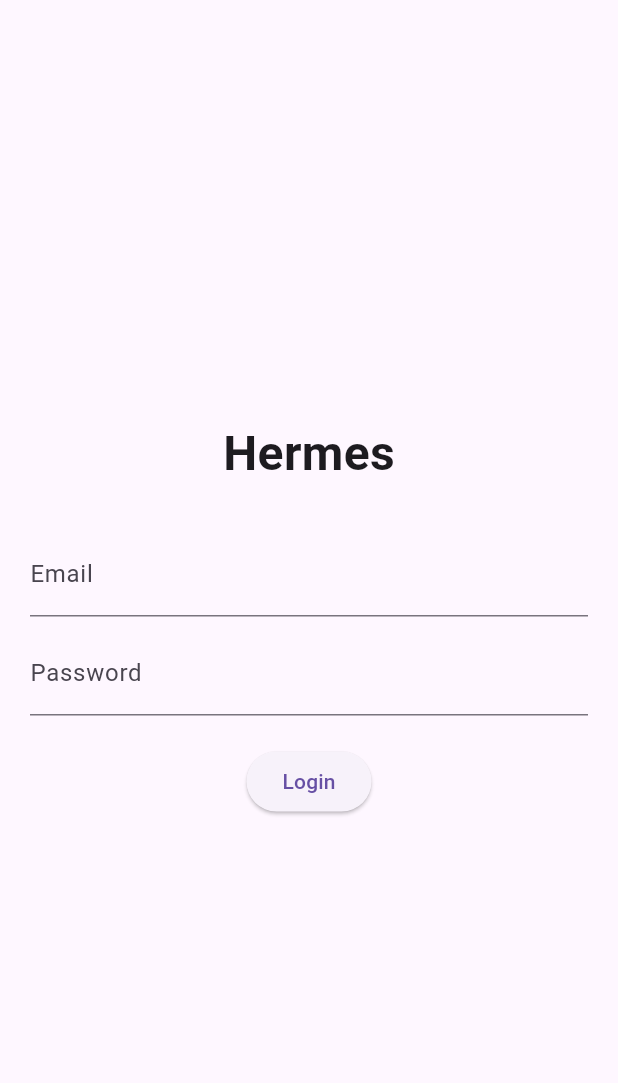
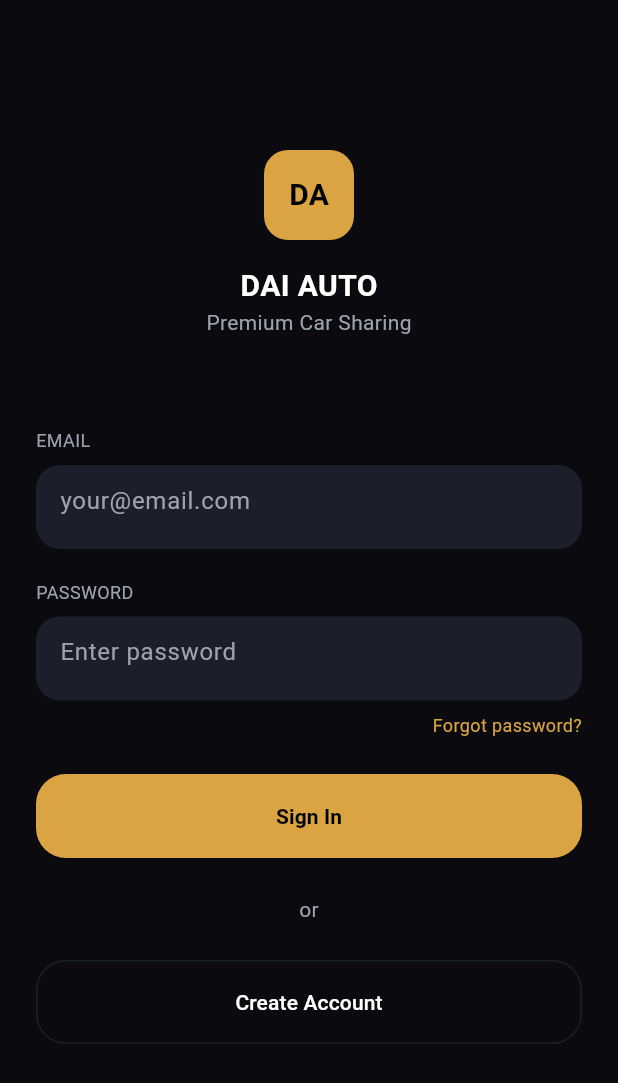
Before and after one commit to Demiurg20/Hermes, a Flutter app: the screen it shows after launch, on a phone screen of 412 x 824 dp. Shown: the top 1083 px of the screen. Run offline on Flutter 3.47's test engine with Material 3 defaults, Android fonts, the phone set to English and light mode, and no system bars.

Commit message:
login, registration, home, list

```diff
--- /dev/null
+++ b/lib/core/theme/app_colors.dart
@@ -0,0 +1,10 @@
+import 'package:flutter/material.dart';
+
+class AppColors {
+  static const background = Color(0xFF0B0B0F);
+  static const card = Color(0xFF141824);
+  static const input = Color(0xFF1A1F2B);
+  static const gold = Color(0xFFD9A441);
+  static const white = Colors.white;
+  static const greyText = Color(0xFF9CA3AF);
+}
--- /dev/null
+++ b/lib/features/auth/login_page.dart
@@ -0,0 +1,218 @@
+import 'package:flutter/material.dart';
+import '../../../core/theme/app_colors.dart';
+import 'register_page.dart';
+import '../home/home_page.dart';
+
+class LoginPage extends StatelessWidget {
+  const LoginPage({super.key});
+
+  @override
+  Widget build(BuildContext context) {
+    return Scaffold(
+      backgroundColor: AppColors.background,
+      body: SafeArea(
+        child: Padding(
+          padding: const EdgeInsets.symmetric(horizontal: 24),
+          child: SingleChildScrollView(
+            child: Column(
+              crossAxisAlignment: CrossAxisAlignment.start,
+              children: [
+
+                const SizedBox(height: 100),
+
+                // Logo Section
+                Center(
+                  child: Column(
+                    children: [
+                      Container(
+                        height: 60,
+                        width: 60,
+                        decoration: BoxDecoration(
+                          color: AppColors.gold,
+                          borderRadius: BorderRadius.circular(16),
+                        ),
+                        child: const Center(
+                          child: Text(
+                            "DA",
+                            style: TextStyle(
+                              fontWeight: FontWeight.bold,
+                              fontSize: 20,
+                              color: Colors.black,
+                            ),
+                          ),
+                        ),
+                      ),
+                      const SizedBox(height: 16),
+                      const Text(
+                        "DAI AUTO",
+                        style: TextStyle(
+                          color: Colors.white,
+                          fontSize: 20,
+                          fontWeight: FontWeight.bold,
+                        ),
+                      ),
+                      const Text(
+                        "Premium Car Sharing",
+                        style: TextStyle(
+                          color: AppColors.greyText,
+                        ),
+                      ),
+                    ],
+                  ),
+                ),
+
+                const SizedBox(height: 60),
+
+                // EMAIL
+                const Text(
+                  "EMAIL",
+                  style: TextStyle(
+                    color: AppColors.greyText,
+                    fontSize: 12,
+                  ),
+                ),
+                const SizedBox(height: 8),
+
+                Container(
+                  height: 56,
+                  decoration: BoxDecoration(
+                    color: AppColors.input,
+                    borderRadius: BorderRadius.circular(16),
+                  ),
+                  child: const TextField(
+                    style: TextStyle(color: Colors.white),
+                    decoration: InputDecoration(
+                      hintText: "your@email.com",
+                      hintStyle:
+                          TextStyle(color: AppColors.greyText),
+                      border: InputBorder.none,
+                      contentPadding:
+                          EdgeInsets.symmetric(horizontal: 16),
+                    ),
+                  ),
+                ),
+
+                const SizedBox(height: 20),
+
+                // PASSWORD
+                const Text(
+                  "PASSWORD",
+                  style: TextStyle(
+                    color: AppColors.greyText,
+                    fontSize: 12,
+                  ),
+                ),
+                const SizedBox(height: 8),
+
+                Container(
+                  height: 56,
+                  decoration: BoxDecoration(
+                    color: AppColors.input,
+                    borderRadius: BorderRadius.circular(16),
+                  ),
+                  child: const TextField(
+                    obscureText: true,
+                    style: TextStyle(color: Colors.white),
+                    decoration: InputDecoration(
+                      hintText: "Enter password",
+                      hintStyle:
+                          TextStyle(color: AppColors.greyText),
+                      border: InputBorder.none,
+                      contentPadding:
+                          EdgeInsets.symmetric(horizontal: 16),
+                    ),
+                  ),
+                ),
+
+                const SizedBox(height: 8),
+
+                const Align(
+                  alignment: Alignment.centerRight,
+                  child: Text(
+                    "Forgot password?",
+                    style: TextStyle(
+                      color: AppColors.gold,
+                      fontSize: 12,
+                    ),
+                  ),
+                ),
+
+                const SizedBox(height: 24),
+
+                // SIGN IN BUTTON
+                SizedBox(
+                  width: double.infinity,
+                  height: 56,
+                  child: ElevatedButton(
+                    style: ElevatedButton.styleFrom(
+                      backgroundColor: AppColors.gold,
+                      shape: RoundedRectangleBorder(
+                        borderRadius: BorderRadius.circular(20),
+                      ),
+                    ),
+                    onPressed: () {
+                      Navigator.pushReplacement(
+                        context,
+                        MaterialPageRoute(
+                          builder: (context) => const HomePage(),
+                        ),
+                      );
+                    },
+                    child: const Text(
+                      "Sign In",
+                      style: TextStyle(
+                        color: Colors.black,
+                        fontWeight: FontWeight.bold,
+                      ),
+                    ),
+                  ),
+                ),
+
+                const SizedBox(height: 24),
+
+                const Center(
+                  child: Text(
+                    "or",
+                    style: TextStyle(color: AppColors.greyText),
+                  ),
+                ),
+
+                const SizedBox(height: 24),
+
+                // CREATE ACCOUNT BUTTON
+                SizedBox(
+                  width: double.infinity,
+                  height: 56,
+                  child: OutlinedButton(
+                    style: OutlinedButton.styleFrom(
+                      side: const BorderSide(
+                          color: AppColors.input),
+                      shape: RoundedRectangleBorder(
+                        borderRadius: BorderRadius.circular(20),
+                      ),
+                    ),
+                    onPressed: () {
+                      Navigator.push(
+                        context,
+                        MaterialPageRoute(
+                          builder: (context) =>
+                              const RegisterPage(),
+                        ),
+                      );
+                    },
+                    child: const Text(
+                      "Create Account",
+                      style: TextStyle(color: Colors.white),
+                    ),
+                  ),
+                ),
+
+                const SizedBox(height: 40),
+              ],
+            ),
+          ),
+        ),
+      ),
+    );
+  }
+}
--- a/lib/home_page.dart
+++ /dev/null
@@ -1,15 +0,0 @@
-import 'package:flutter/material.dart';
-
-class HomePage extends StatelessWidget {
-  const HomePage({super.key});
-
-  @override
-  Widget build(BuildContext context) {
-    return Scaffold(
-      appBar: AppBar(title: const Text("Hermes - Home")),
-      body: const Center(
-        child: Text("Welcome to Hermes Carsharing"),
-      ),
-    );
-  }
-}
--- a/lib/login_page.dart
+++ /dev/null
@@ -1,59 +0,0 @@
-import 'package:flutter/material.dart';
-import 'home_page.dart';
-
-class LoginPage extends StatefulWidget {
-  const LoginPage({super.key});
-
-  @override
-  State<LoginPage> createState() => _LoginPageState();
-}
-
-class _LoginPageState extends State<LoginPage> {
-
-  final emailController = TextEditingController();
-  final passwordController = TextEditingController();
-
-  void login() {
-    if (emailController.text.isNotEmpty &&
-        passwordController.text.isNotEmpty) {
-      Navigator.pushReplacement(
-        context,
-        MaterialPageRoute(builder: (context) => const HomePage()),
-      );
-    }
-  }
-
-  @override
-  Widget build(BuildContext context) {
-    return Scaffold(
-      body: Padding(
-        padding: const EdgeInsets.all(20),
-        child: Column(
-          mainAxisAlignment: MainAxisAlignment.center,
-          children: [
-            const Text(
-              "Hermes",
-              style: TextStyle(fontSize: 32, fontWeight: FontWeight.bold),
-            ),
-            const SizedBox(height: 30),
-            TextField(
-              controller: emailController,
-              decoration: const InputDecoration(labelText: "Email"),
-            ),
-            const SizedBox(height: 10),
-            TextField(
-              controller: passwordController,
-              obscureText: true,
-              decoration: const InputDecoration(labelText: "Password"),
-            ),
-            const SizedBox(height: 20),
-            ElevatedButton(
-              onPressed: login,
-              child: const Text("Login"),
-            ),
-          ],
-        ),
-      ),
-    );
-  }
-}
--- a/lib/main.dart
+++ b/lib/main.dart
@@ -1,5 +1,5 @@
 import 'package:flutter/material.dart';
-import 'login_page.dart';
+import 'features/auth/login_page.dart';
 
 void main() {
   runApp(const HermesApp());
```
Also changed, not shown: lib/core/theme/app_text_styles.dart (added, +16 -0 lines), lib/core/theme/app_theme.dart (added, +10 -0 lines), lib/features/auth/register_page.dart (added, +113 -0 lines), lib/features/cars/car_card.dart (added, +54 -0 lines), lib/features/cars/car_details_page.dart (added, +88 -0 lines), lib/features/cars/car_list_page.dart (added, +77 -0 lines), lib/features/home/home_page.dart (added, +74 -0 lines), lib/core/widgets/custom_text_field.dart (added), lib/core/widgets/primary_button.dart (added).
